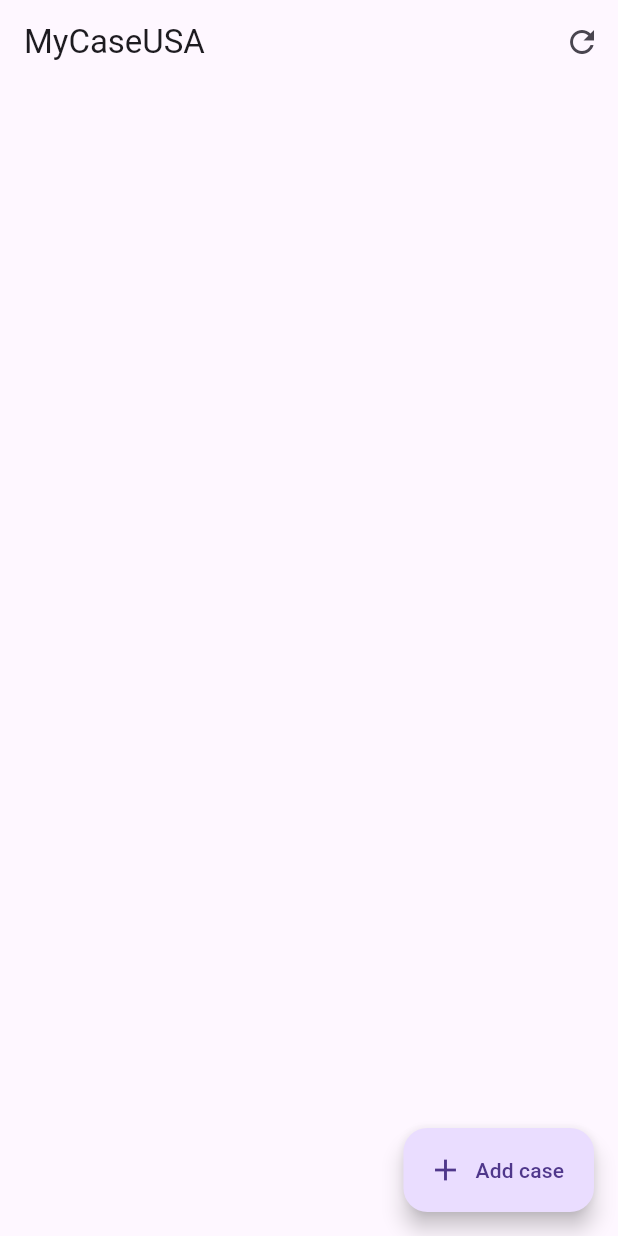
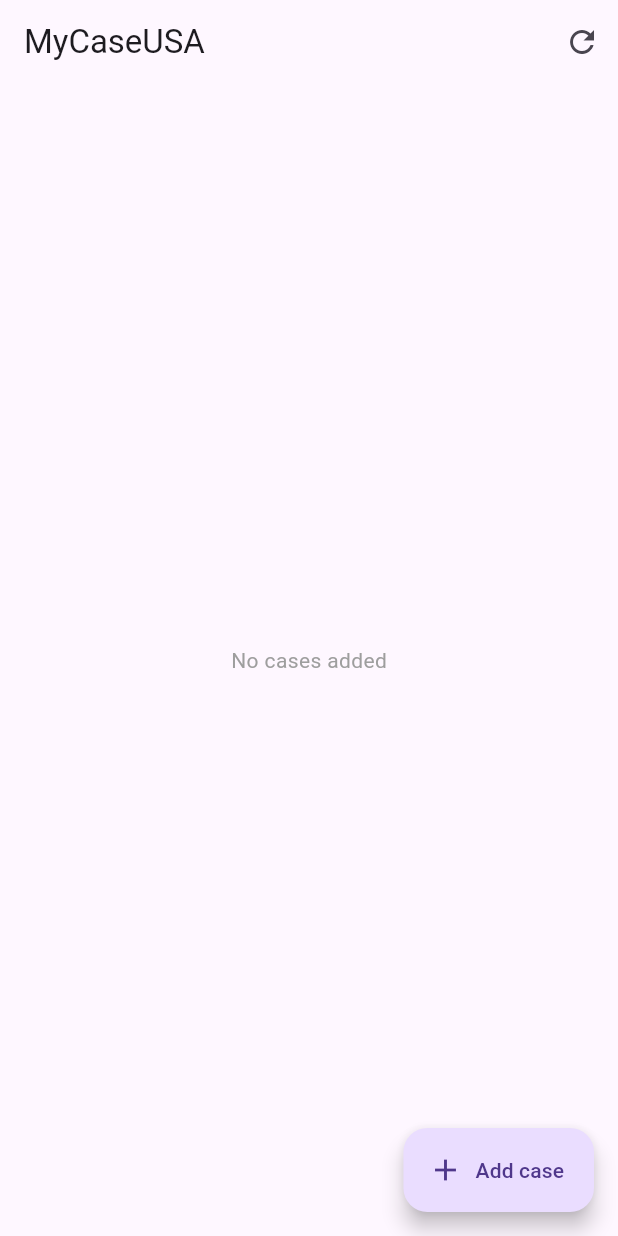
Before and after one commit to sarahgaskov/MyCaseUSA, a Flutter app: the screen it shows after launch, on a phone screen of 412 x 824 dp. Run offline on Flutter 3.47's test engine with Material 3 defaults, Android fonts, the phone set to English and light mode, and no system bars; our stand-ins replace flutter_dotenv.

Commit message:
add empty cases text

```diff
--- a/lib/pages/dashboard.dart
+++ b/lib/pages/dashboard.dart
@@ -81,6 +81,18 @@ class DashboardPageState extends State<DashboardPage>{
     Widget caseListView(Map<String, Case> setCases) {
         final List<dynamic> cases = setCases.values.toList() ?? [];
 
+        // if list is empty then dont show case, theres nothing to show
+
+        if(cases.isEmpty){
+            return Center(
+                child: Text('No cases added',
+                    style: TextStyle(
+                        color: Colors.grey,
+                    ),
+                ),
+
+            );
+        } else {
             return RefreshIndicator(
                 key: _refreshKey,
                 onRefresh: refresh,
@@ -98,6 +110,9 @@ class DashboardPageState extends State<DashboardPage>{
         }
 
 
+    }
+
+
     Card caseCard(Case linkedCase) {
         return Card(
             elevation: 1,
```
Lines whose indentation alone changed are shown as unchanged.
